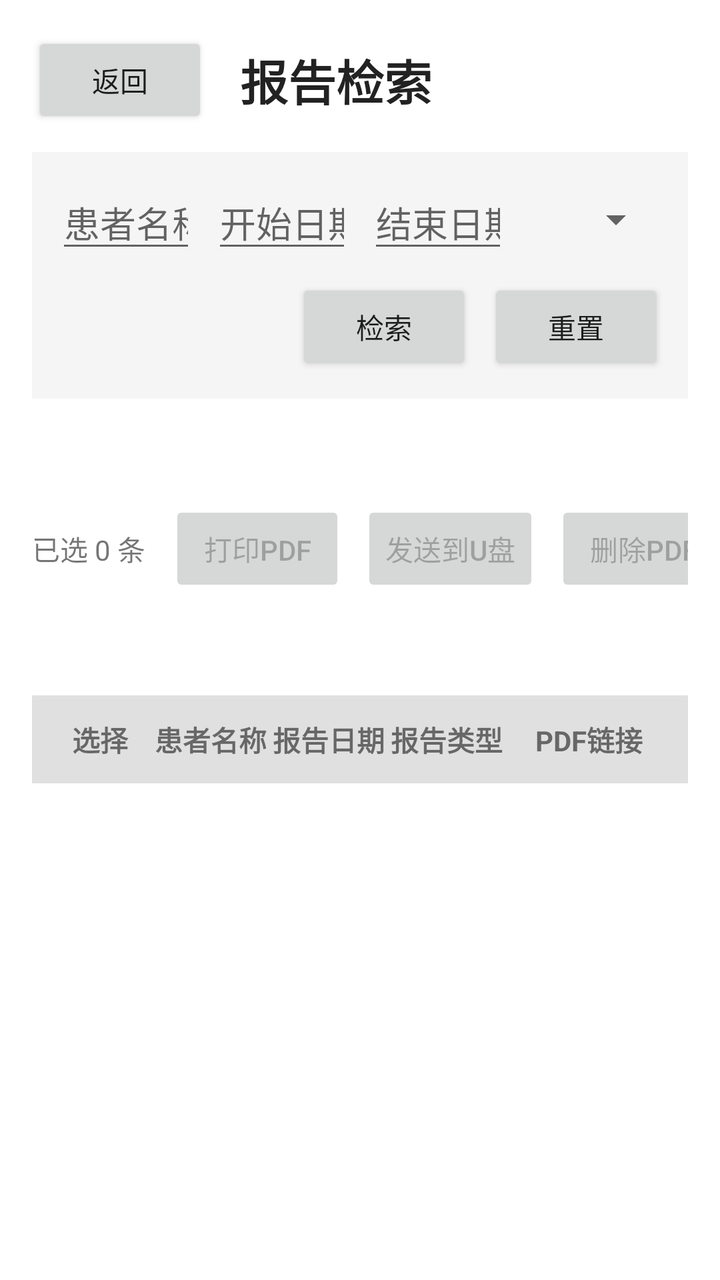
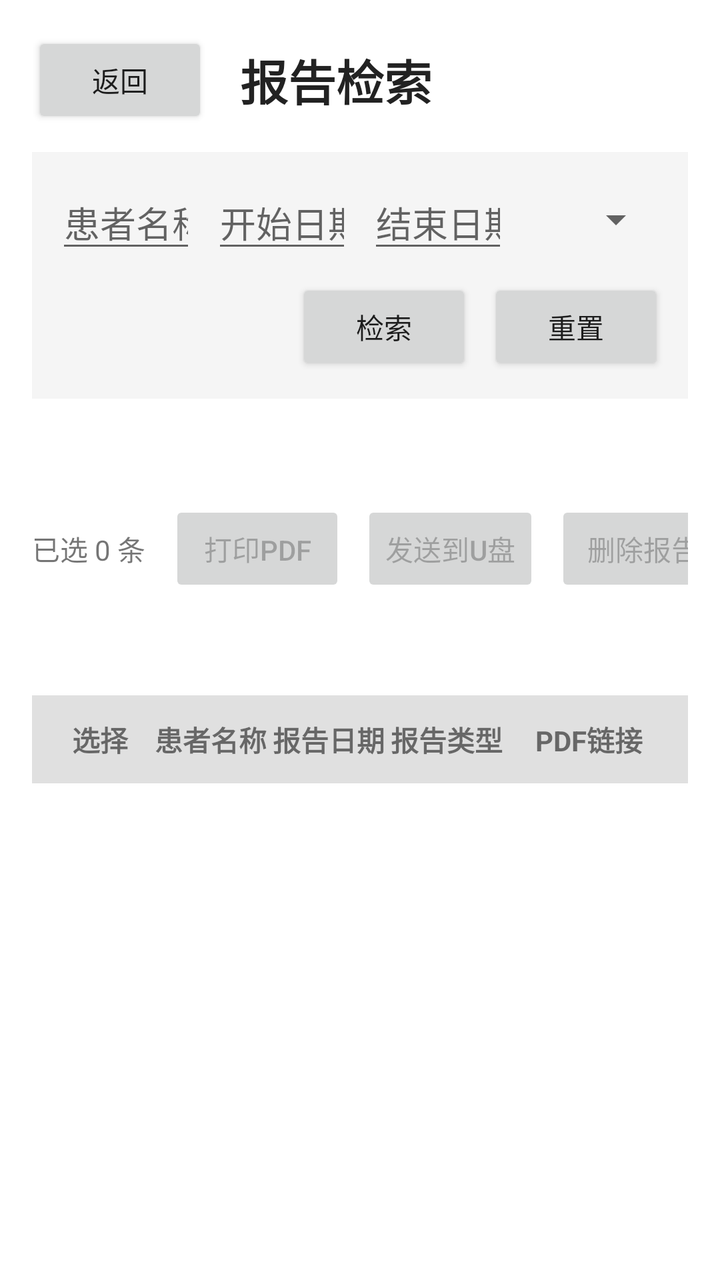

An Android layout rendered at two revisions. The XML below is the earlier revision; the diff shows what the commit changed to produce the second picture.
<!-- AndroidManifest.xml: application theme Theme.WellYearn -->
<!-- res/layout/activity_report_search.xml -->
<?xml version="1.0" encoding="utf-8"?>
<LinearLayout xmlns:android="http://schemas.android.com/apk/res/android"
    xmlns:tools="http://schemas.android.com/tools"
    android:id="@+id/main"
    android:layout_width="match_parent"
    android:layout_height="match_parent"
    android:background="#FFFFFF"
    android:orientation="vertical"
    android:padding="16dp"
    tools:context=".ReportSearchActivity">

    <LinearLayout
        android:layout_width="match_parent"
        android:layout_height="wrap_content"
        android:gravity="center_vertical"
        android:orientation="horizontal">

        <Button
            android:id="@+id/buttonBack"
            android:layout_width="wrap_content"
            android:layout_height="wrap_content"
            android:text="返回" />

        <TextView
            android:layout_width="0dp"
            android:layout_height="wrap_content"
            android:layout_marginStart="16dp"
            android:layout_weight="1"
            android:text="报告检索"
            android:textColor="#222222"
            android:textSize="24sp"
            android:textStyle="bold" />
    </LinearLayout>

    <LinearLayout
        android:layout_width="match_parent"
        android:layout_height="wrap_content"
        android:layout_marginTop="12dp"
        android:background="#F5F5F5"
        android:orientation="vertical"
        android:padding="12dp">

        <LinearLayout
            android:layout_width="match_parent"
            android:layout_height="wrap_content"
            android:gravity="center_vertical"
            android:orientation="horizontal">

            <EditText
                android:id="@+id/editPatientName"
                android:layout_width="0dp"
                android:layout_height="wrap_content"
                android:layout_weight="1"
                android:hint="患者名称（支持模糊检索）"
                android:inputType="textPersonName"
                android:singleLine="true" />

            <EditText
                android:id="@+id/editStartDate"
                android:layout_width="0dp"
                android:layout_height="wrap_content"
                android:layout_marginStart="8dp"
                android:layout_weight="1"
                android:clickable="true"
                android:focusable="false"
                android:hint="开始日期"
                android:singleLine="true" />

            <EditText
                android:id="@+id/editEndDate"
                android:layout_width="0dp"
                android:layout_height="wrap_content"
                android:layout_marginStart="8dp"
                android:layout_weight="1"
                android:clickable="true"
                android:focusable="false"
                android:hint="结束日期"
                android:singleLine="true" />

            <Spinner
                android:id="@+id/spinnerReportType"
                android:layout_width="0dp"
                android:layout_height="wrap_content"
                android:layout_marginStart="8dp"
                android:layout_weight="1"
                android:entries="@array/report_search_type_array" />
        </LinearLayout>

        <LinearLayout
            android:layout_width="match_parent"
            android:layout_height="wrap_content"
            android:layout_marginTop="8dp"
            android:gravity="end"
            android:orientation="horizontal">

            <Button
                android:id="@+id/buttonSearch"
                android:layout_width="wrap_content"
                android:layout_height="wrap_content"
                android:text="检索" />

            <Button
                android:id="@+id/buttonReset"
                android:layout_width="wrap_content"
                android:layout_height="wrap_content"
                android:layout_marginStart="8dp"
                android:text="重置" />
        </LinearLayout>
    </LinearLayout>

    <LinearLayout
        android:layout_width="match_parent"
        android:layout_height="wrap_content"
        android:layout_marginTop="10dp"
        android:gravity="center_vertical"
        android:orientation="horizontal">

        <TextView
            android:id="@+id/textResultCount"
            android:layout_width="0dp"
            android:layout_height="wrap_content"
            android:layout_weight="1"
            android:text="共 0 条报告"
            android:textStyle="bold" />

        <TextView
            android:id="@+id/textSelectedCount"
            android:layout_width="wrap_content"
            android:layout_height="wrap_content"
            android:layout_marginEnd="12dp"
            android:text="已选 0 条" />

        <Button
            android:id="@+id/buttonPrint"
            android:layout_width="wrap_content"
            android:layout_height="wrap_content"
            android:enabled="false"
            android:text="打印PDF" />

        <Button
            android:id="@+id/buttonExportUsb"
            android:layout_width="wrap_content"
            android:layout_height="wrap_content"
            android:layout_marginStart="8dp"
            android:enabled="false"
            android:text="发送到U盘" />

        <Button
            android:id="@+id/buttonDelete"
            android:layout_width="wrap_content"
            android:layout_height="wrap_content"
            android:layout_marginStart="8dp"
            android:enabled="false"
            android:text="删除PDF" />
    </LinearLayout>

    <LinearLayout
        android:layout_width="match_parent"
        android:layout_height="44dp"
        android:layout_marginTop="8dp"
        android:background="#E0E0E0"
        android:gravity="center_vertical"
        android:orientation="horizontal"
        android:paddingHorizontal="8dp">

        <TextView
            android:layout_width="52dp"
            android:layout_height="wrap_content"
            android:gravity="center"
            android:text="选择"
            android:textStyle="bold" />

        <TextView
            android:layout_width="0dp"
            android:layout_height="wrap_content"
            android:layout_weight="1"
            android:gravity="center"
            android:text="患者名称"
            android:textStyle="bold" />

        <TextView
            android:layout_width="0dp"
            android:layout_height="wrap_content"
            android:layout_weight="1"
            android:gravity="center"
            android:text="报告日期"
            android:textStyle="bold" />

        <TextView
            android:layout_width="0dp"
            android:layout_height="wrap_content"
            android:layout_weight="1"
            android:gravity="center"
            android:text="报告类型"
            android:textStyle="bold" />

        <TextView
            android:layout_width="0dp"
            android:layout_height="wrap_content"
            android:layout_weight="1.4"
            android:gravity="center"
            android:text="PDF链接"
            android:textStyle="bold" />
    </LinearLayout>

    <FrameLayout
        android:layout_width="match_parent"
        android:layout_height="0dp"
        android:layout_weight="1">

        <androidx.recyclerview.widget.RecyclerView
            android:id="@+id/recyclerReports"
            android:layout_width="match_parent"
            android:layout_height="match_parent"
            android:clipToPadding="false"
            android:paddingBottom="12dp" />

        <TextView
            android:id="@+id/textEmpty"
            android:layout_width="match_parent"
            android:layout_height="match_parent"
            android:gravity="center"
            android:text="暂无符合条件的报告"
            android:textColor="#777777"
            android:textSize="16sp"
            android:visibility="gone" />
    </FrameLayout>

</LinearLayout>
<!-- resources referenced by this layout -->
<resources>
  <string-array name="report_search_type_array">
          <item>全部</item>
          <item>胃肠道检测</item>
          <item>红细胞寿命检测</item>
          <item>呼吸道炎症检测</item>
          <item>体检报告</item>
      </string-array>
  <style name="Theme.WellYearn" parent="Theme.MaterialComponents.DayNight.DarkActionBar">
          
          <item name="colorPrimary">@color/purple_500</item>
          <item name="colorPrimaryVariant">@color/purple_700</item>
          <item name="colorOnPrimary">@color/white</item>
          
          <item name="colorSecondary">@color/teal_200</item>
          <item name="colorSecondaryVariant">@color/teal_700</item>
          <item name="colorOnSecondary">@color/black</item>
          
          <item name="android:statusBarColor">?attr/colorPrimaryVariant</item>
          
      </style>
  <color name="purple_500">#FF6200EE</color>
  <color name="purple_700">#FF3700B3</color>
  <color name="white">#FFFFFFFF</color>
  <color name="teal_200">#FF03DAC5</color>
  <color name="teal_700">#FF018786</color>
  <color name="black">#FF000000</color>
</resources>

<!-- the commit's change to res/layout/activity_report_search.xml (unified diff, before → after) -->
@@ -151,7 +151,7 @@
             android:layout_height="wrap_content"
             android:layout_marginStart="8dp"
             android:enabled="false"
-            android:text="删除PDF" />
+            android:text="删除报告" />
     </LinearLayout>
 
     <LinearLayout
